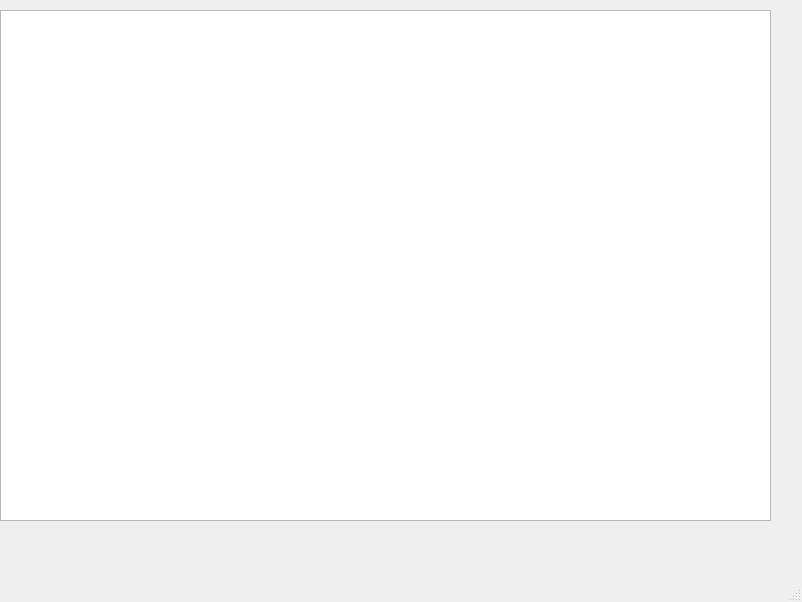
Before: the Qt Designer form mainwindow.ui in tzAcee/qt_IDE, drawn with Qt 5.
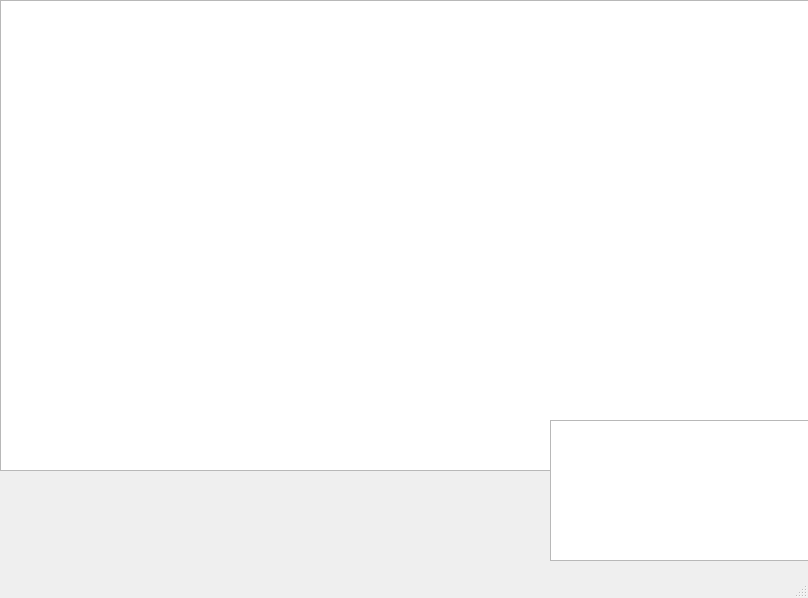
After: the same form once the commit is applied. Custom widgets are drawn as their Qt base class.

```diff
--- a/mainwindow.ui
+++ b/mainwindow.ui
@@ -6,10 +6,16 @@
    <rect>
     <x>0</x>
     <y>0</y>
-    <width>802</width>
-    <height>602</height>
+    <width>808</width>
+    <height>598</height>
    </rect>
   </property>
+  <property name="sizePolicy">
+   <sizepolicy hsizetype="Maximum" vsizetype="Preferred">
+    <horstretch>0</horstretch>
+    <verstretch>0</verstretch>
+   </sizepolicy>
+  </property>
   <property name="windowTitle">
    <string>MainWindow</string>
   </property>
@@ -24,9 +30,19 @@
     <property name="geometry">
      <rect>
       <x>0</x>
-      <y>10</y>
-      <width>771</width>
-      <height>511</height>
+      <y>0</y>
+      <width>811</width>
+      <height>471</height>
+     </rect>
+    </property>
+   </widget>
+   <widget class="Explorer" name="treeView">
+    <property name="geometry">
+     <rect>
+      <x>550</x>
+      <y>420</y>
+      <width>261</width>
+      <height>141</height>
      </rect>
     </property>
    </widget>
@@ -43,6 +59,18 @@
   </widget>
   <widget class="QStatusBar" name="statusBar"/>
  </widget>
+ <customwidgets>
+  <customwidget>
+   <class>Editor</class>
+   <extends>QPlainTextEdit</extends>
+   <header>editor.h</header>
+  </customwidget>
+  <customwidget>
+   <class>Explorer</class>
+   <extends>QTreeView</extends>
+   <header>explorer.h</header>
+  </customwidget>
+ </customwidgets>
  <resources/>
  <connections/>
 </ui>
```
Left out of the diff: 4 changed lines with no effect on the pictures.
